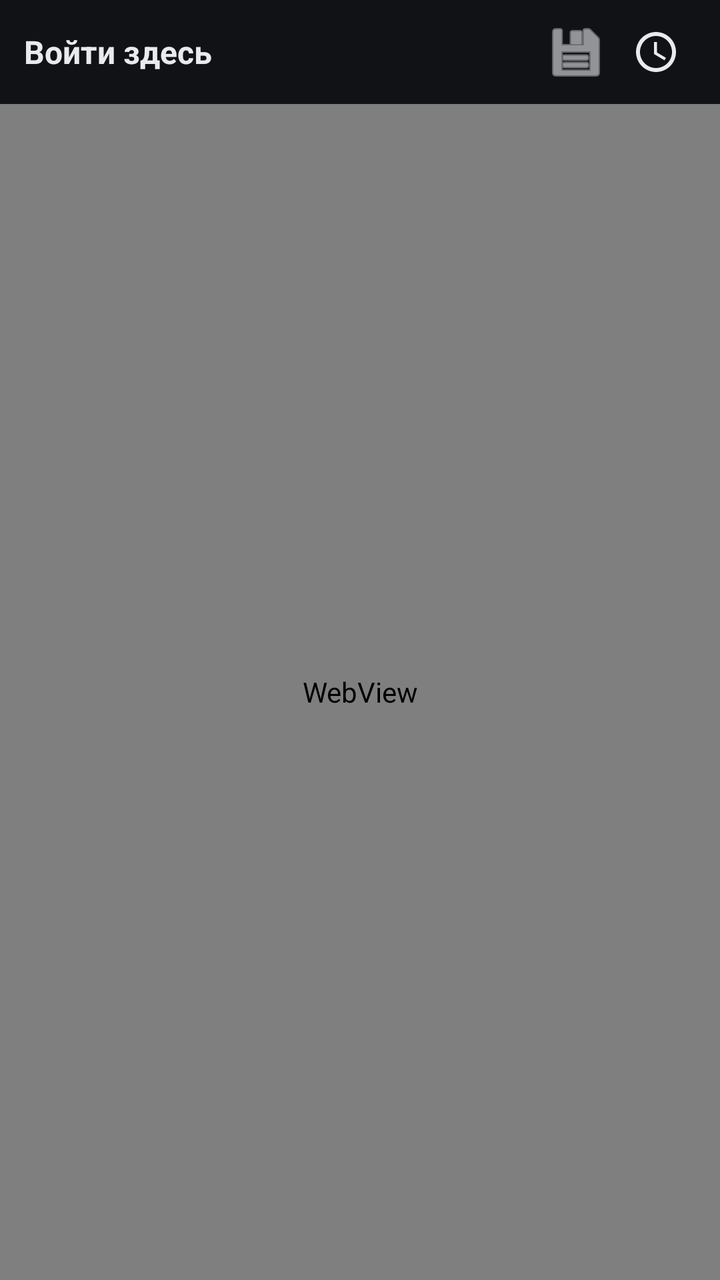
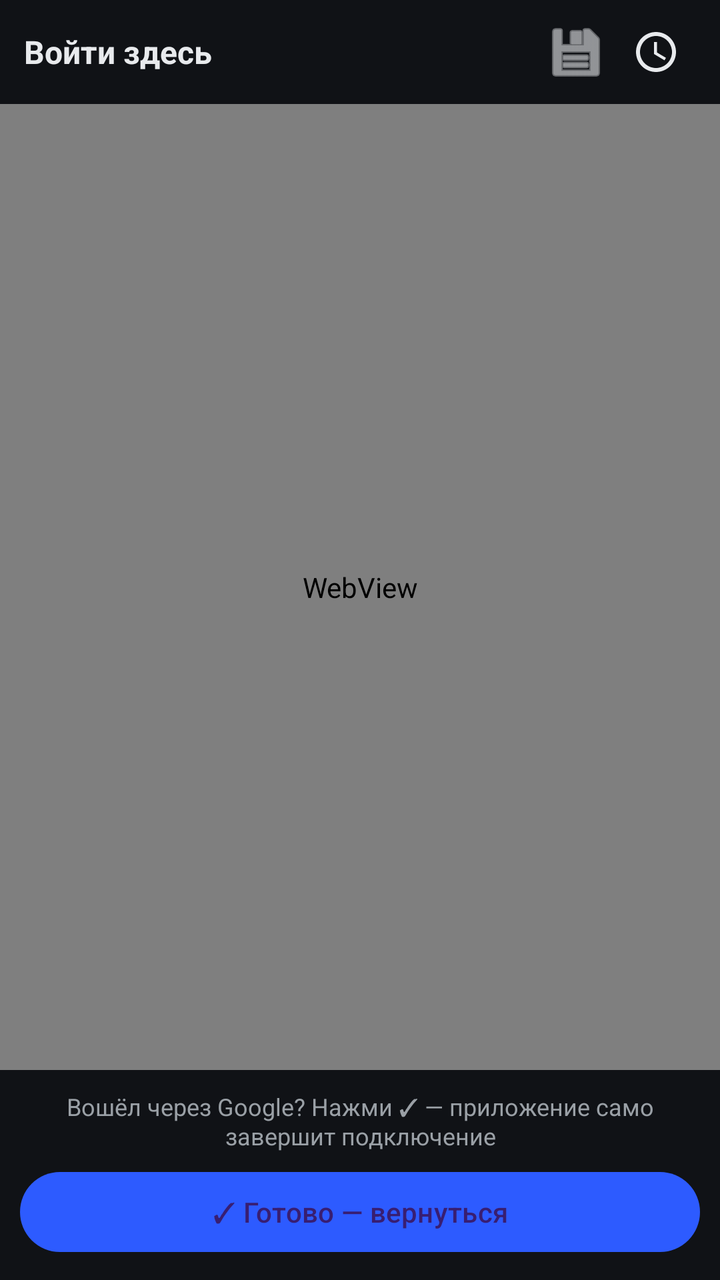

Before-and-after screenshots of an Android layout around one commit, followed by the original layout XML and the change that was made.
<!-- AndroidManifest.xml: application theme Theme.Agent -->
<!-- res/layout/activity_login_web.xml -->
<?xml version="1.0" encoding="utf-8"?>
<LinearLayout xmlns:android="http://schemas.android.com/apk/res/android"
    android:layout_width="match_parent"
    android:layout_height="match_parent"
    android:orientation="vertical"
    android:background="@color/chat_background">

    <LinearLayout
        android:layout_width="match_parent"
        android:layout_height="52dp"
        android:gravity="center_vertical"
        android:orientation="horizontal"
        android:paddingHorizontal="12dp">

        <TextView
            android:layout_width="0dp"
            android:layout_height="wrap_content"
            android:layout_weight="1"
            android:text="@string/webview_login"
            android:textColor="@color/text_primary"
            android:textSize="16sp"
            android:textStyle="bold" />

        <ImageButton
            android:id="@+id/btnLoginCopy"
            android:layout_width="40dp"
            android:layout_height="40dp"
            android:background="?attr/selectableItemBackgroundBorderless"
            android:contentDescription="copy"
            android:src="@android:drawable/ic_menu_save"
            android:tint="@color/text_primary" />

        <ImageButton
            android:id="@+id/btnLoginExternal"
            android:layout_width="40dp"
            android:layout_height="40dp"
            android:background="?attr/selectableItemBackgroundBorderless"
            android:contentDescription="browser"
            android:src="@drawable/ic_history"
            android:tint="@color/text_primary" />
    </LinearLayout>

    <TextView
        android:id="@+id/loginProgress"
        android:layout_width="match_parent"
        android:layout_height="wrap_content"
        android:gravity="center"
        android:padding="4dp"
        android:text="@string/loading_models"
        android:textColor="@color/text_secondary"
        android:textSize="12sp"
        android:visibility="gone" />

    <WebView
        android:id="@+id/loginWeb"
        android:layout_width="match_parent"
        android:layout_height="match_parent" />
</LinearLayout>
<!-- resources referenced by this layout -->
<resources>
  <color name="chat_background">#101216</color>
  <color name="text_primary">#E8EAED</color>
  <color name="text_secondary">#9AA0A6</color>
  <!-- drawable ic_history (drawable) -->
  <?xml version="1.0" encoding="utf-8"?>
  <vector xmlns:android="http://schemas.android.com/apk/res/android"
      android:width="24dp" android:height="24dp"
      android:viewportWidth="24" android:viewportHeight="24"
      android:tint="#E8EAED">
      <path android:fillColor="#E8EAED" android:pathData="M11.99,2C6.47,2 2,6.48 2,12s4.47,10 9.99,10C17.52,22 22,17.52 22,12S17.52,2 11.99,2zM12,20c-4.42,0 -8,-3.58 -8,-8s3.58,-8 8,-8 8,3.58 8,8 -3.58,8 -8,8zM12.5,7H11v6l5.25,3.15 0.75,-1.23 -4.5,-2.67z"/>
  </vector>
  <string name="loading_models">Загружаю модели…</string>
  <string name="webview_login">Войти здесь</string>
  <style name="Theme.Agent" parent="Theme.Material3.Dark.NoActionBar">
          <item name="android:windowBackground">@color/chat_background</item>
          <item name="colorPrimary">@color/bubble_user</item>
      </style>
  <color name="bubble_user">#2D5BFF</color>
</resources>

<!-- the commit's change to res/layout/activity_login_web.xml (unified diff, before → after) -->
@@ -54,5 +54,28 @@
     <WebView
         android:id="@+id/loginWeb"
         android:layout_width="match_parent"
-        android:layout_height="match_parent" />
+        android:layout_height="0dp"
+        android:layout_weight="1" />
+
+    <LinearLayout
+        android:layout_width="match_parent"
+        android:layout_height="wrap_content"
+        android:orientation="vertical"
+        android:padding="10dp">
+
+        <TextView
+            android:layout_width="match_parent"
+            android:layout_height="wrap_content"
+            android:gravity="center"
+            android:text="Вошёл через Google? Нажми ✓ — приложение само завершит подключение"
+            android:textColor="@color/text_secondary"
+            android:textSize="12sp"
+            android:paddingBottom="6dp" />
+
+        <Button
+            android:id="@+id/btnLoginDone"
+            android:layout_width="match_parent"
+            android:layout_height="wrap_content"
+            android:text="✓ Готово — вернуться" />
+    </LinearLayout>
 </LinearLayout>
